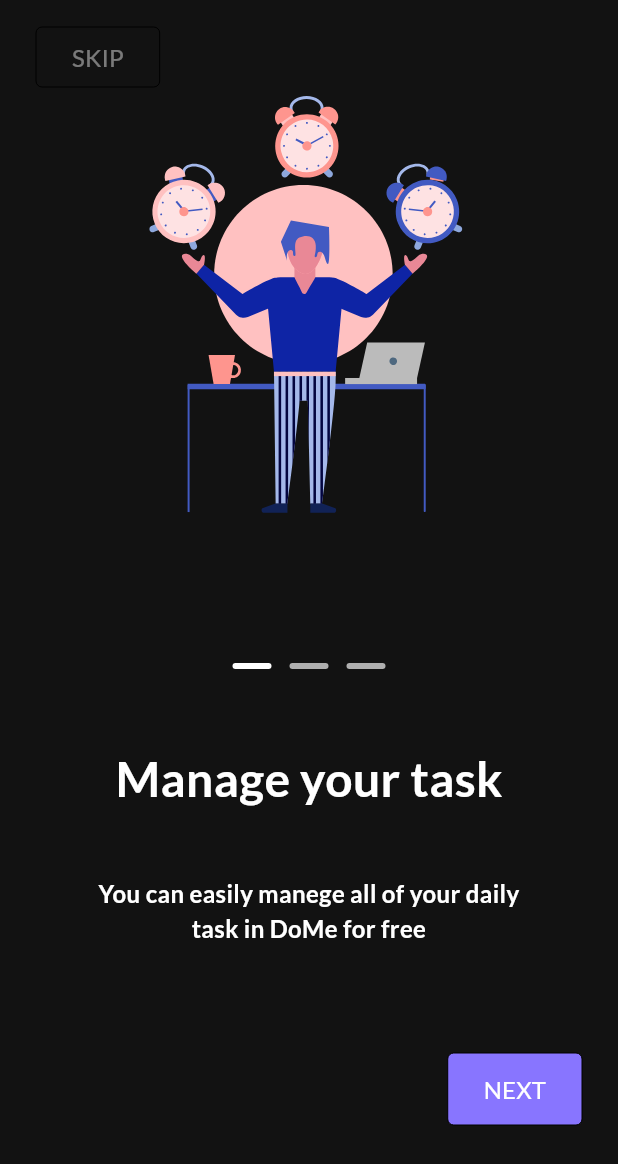
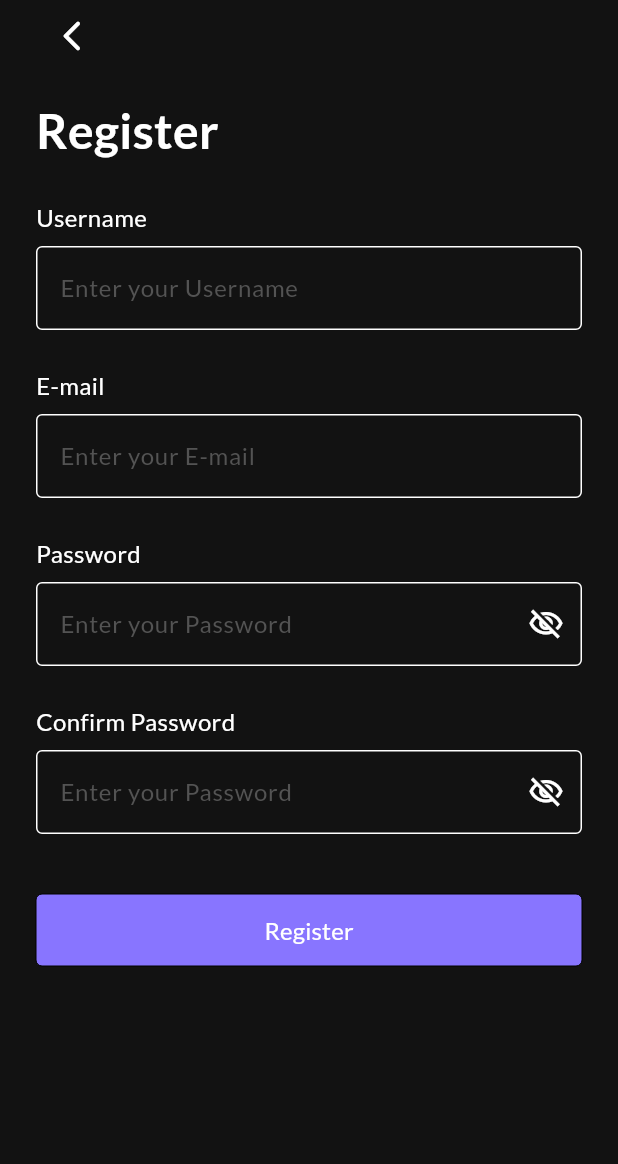
Before and after one commit to alyssontrugilio/upTodo, a Flutter app: the screen it shows after launch, on a phone screen of 412 x 824 dp. Shown: the top 1164 px of the screen. Run offline on Flutter 3.47's test engine with Material 3 defaults, Android fonts, the phone set to English and light mode, and no system bars; our stand-ins replace flutter_svg, go_router, google_fonts.

Commit message:
feat: created signUp page

```diff
--- a/analysis_options.yaml
+++ b/analysis_options.yaml
@@ -27,5 +27,6 @@ analyzer:
     strict-raw-types: true
   errors:
     camel_case_types: error
+    deprecated_member_use: ignore
     prefer_const_constructors: error
     unnecessary_statements: error
--- /dev/null
+++ b/lib/core/app_env.dart
@@ -0,0 +1,5 @@
+class AppEnv {
+  const AppEnv._();
+  static const apiEndpoint = String.fromEnvironment('API_ENDPOINT');
+  static const apiKey = String.fromEnvironment('API_KEY');
+}
--- a/lib/core/app_route.dart
+++ b/lib/core/app_route.dart
@@ -1,5 +1,4 @@
 import 'package:go_router/go_router.dart';
-import 'package:todo_list_app/presentation/pages/start_screen.dart';
 
 import '../presentation/presentation.dart';
 
@@ -8,10 +7,12 @@ class AppRoute {
   static String onboardingFirst = '/onboarding_first';
   static String onboardingSecond = '/onboarding_second';
   static String onboardingThird = '/onboarding_third';
+
   static String startScreen = '/start_screen';
+  static String signUp = '/sign-up';
 
   static GoRouter goRouter = GoRouter(
-    initialLocation: AppRoute.onboardingFirst,
+    initialLocation: AppRoute.signUp,
     routes: [
       GoRoute(
         path: AppRoute.splash,
@@ -33,6 +34,10 @@ class AppRoute {
         path: AppRoute.startScreen,
         builder: (context, state) => const StartScreenPage(),
       ),
+      GoRoute(
+        path: AppRoute.signUp,
+        builder: (context, state) => const SignUpPage(),
+      ),
     ],
   );
 }
--- a/lib/core/core.dart
+++ b/lib/core/core.dart
@@ -1,3 +1,4 @@
+export 'app_env.dart';
 export 'app_image.dart';
 export 'app_route.dart';
 export 'app_widget.dart';
--- a/lib/presentation/pages/pages.dart
+++ b/lib/presentation/pages/pages.dart
@@ -1,2 +1,4 @@
 export 'onboarding/onboarding.dart';
+export 'sign_up_page.dart';
 export 'splash_page/splash_page.dart';
+export 'start_screen.dart';
--- /dev/null
+++ b/lib/presentation/pages/sign_up_page.dart
@@ -0,0 +1,148 @@
+import 'package:flutter/material.dart';
+import 'package:go_router/go_router.dart';
+import 'package:google_fonts/google_fonts.dart';
+import '../../core/core.dart';
+import '../widgets/widgets.dart';
+
+class SignUpPage extends StatefulWidget {
+  const SignUpPage({super.key});
+
+  @override
+  State<SignUpPage> createState() => _SignUpPageState();
+}
+
+class _SignUpPageState extends State<SignUpPage> {
+  bool viewPassword = true;
+  bool viewConfirmPassword = true;
+  bool displayPassword() {
+    setState(() {
+      viewPassword = !viewPassword;
+    });
+    return viewPassword;
+  }
+
+  bool displayConrfirmPassword() {
+    setState(() {
+      viewConfirmPassword = !viewConfirmPassword;
+    });
+    return viewConfirmPassword;
+  }
+
+  @override
+  Widget build(BuildContext context) {
+    return Scaffold(
+      backgroundColor: const Color(0xff121212),
+      body: SafeArea(
+        bottom: false,
+        left: false,
+        right: false,
+        child: Padding(
+          padding: const EdgeInsets.symmetric(horizontal: 24),
+          child: Column(
+            crossAxisAlignment: CrossAxisAlignment.stretch,
+            children: [
+              Row(
+                children: [
+                  IconButton(
+                    onPressed: () => context.go(AppRoute.onboardingThird),
+                    icon: const Icon(
+                      Icons.arrow_back_ios_new_rounded,
+                      color: Colors.white,
+                      size: 24,
+                    ),
+                  ),
+                ],
+              ),
+              Padding(
+                padding: const EdgeInsets.only(
+                  top: 16,
+                  bottom: 23,
+                ),
+                child: Text(
+                  'Register',
+                  style: GoogleFonts.lato(
+                    fontSize: 32,
+                    fontWeight: FontWeight.bold,
+                    color: Colors.white,
+                  ),
+                ),
+              ),
+              Text(
+                'Username',
+                style: GoogleFonts.lato(
+                  fontSize: 16,
+                  color: Colors.white,
+                ),
+              ),
+              const SizedBox(height: 8),
+              InputTextFormFieldWidget(
+                hintText: 'Enter your Username',
+                onChanged: (value) {},
+              ),
+              const SizedBox(height: 25),
+              Text(
+                'E-mail',
+                style: GoogleFonts.lato(
+                  fontSize: 16,
+                  color: Colors.white,
+                ),
+              ),
+              const SizedBox(height: 8),
+              InputTextFormFieldWidget(
+                hintText: 'Enter your E-mail',
+                onChanged: (value) {},
+              ),
+              const SizedBox(height: 25),
+              Text(
+                'Password',
+                style: GoogleFonts.lato(
+                  fontSize: 16,
+                  color: Colors.white,
+                ),
+              ),
+              const SizedBox(height: 8),
+              InputTextFormFieldWidget(
+                suffixIcon: IconButton(
+                  onPressed: displayPassword,
+                  icon: viewPassword
+                      ? const Icon(Icons.visibility_off_outlined)
+                      : const Icon(Icons.remove_red_eye_outlined),
+                ),
+                obscureText: viewPassword,
+                hintText: 'Enter your Password',
+                onChanged: (value) {},
+              ),
+              const SizedBox(height: 25),
+              Text(
+                'Confirm Password',
+                style: GoogleFonts.lato(
+                  fontSize: 16,
+                  color: Colors.white,
+                ),
+              ),
+              const SizedBox(height: 8),
+              InputTextFormFieldWidget(
+                suffixIcon: IconButton(
+                  onPressed: displayConrfirmPassword,
+                  icon: viewConfirmPassword
+                      ? const Icon(Icons.visibility_off_outlined)
+                      : const Icon(Icons.remove_red_eye_outlined),
+                ),
+                obscureText: viewConfirmPassword,
+                hintText: 'Enter your Password',
+              ),
+              const SizedBox(height: 40),
+              SizedBox(
+                height: 48,
+                child: PrimaryButtonWidget(
+                  title: 'Register',
+                  onPressed: () {},
+                ),
+              )
+            ],
+          ),
+        ),
+      ),
+    );
+  }
+}
--- a/lib/presentation/pages/start_screen.dart
+++ b/lib/presentation/pages/start_screen.dart
@@ -1,6 +1,8 @@
 import 'package:flutter/material.dart';
+import 'package:go_router/go_router.dart';
 import 'package:google_fonts/google_fonts.dart';
 
+import '../../core/core.dart';
 import '../widgets/widgets.dart';
 
 class StartScreenPage extends StatelessWidget {
@@ -26,7 +28,7 @@ class StartScreenPage extends StatelessWidget {
               Row(
                 children: [
                   IconButton(
-                    onPressed: () {},
+                    onPressed: () => context.go(AppRoute.onboardingThird),
                     icon: const Icon(
                       Icons.arrow_back_ios_new_rounded,
                       color: Colors.white,
@@ -98,7 +100,7 @@ class StartScreenPage extends StatelessWidget {
                           fontSize: 16,
                         ),
                       ),
-                      onPressed: () {},
+                      onPressed: () => context.go(AppRoute.signUp),
                     ),
                   ),
                 ],
--- /dev/null
+++ b/lib/presentation/widgets/input_text_form_field_widget.dart
@@ -0,0 +1,40 @@
+import 'package:flutter/material.dart';
+import 'package:google_fonts/google_fonts.dart';
+
+class InputTextFormFieldWidget extends StatelessWidget {
+  final void Function(String value)? onChanged;
+  final String hintText;
+  final bool obscureText;
+  final Widget? suffixIcon;
+  const InputTextFormFieldWidget({
+    required this.hintText,
+    super.key,
+    this.onChanged,
+    this.obscureText = false,
+    this.suffixIcon,
+  });
+
+  @override
+  Widget build(BuildContext context) {
+    return TextFormField(
+      onChanged: onChanged,
+      style: GoogleFonts.lato(
+        color: Colors.white,
+      ),
+      obscureText: obscureText,
+      decoration: InputDecoration(
+        suffixIcon: suffixIcon,
+        fillColor: const Color(0xff1D1D1D),
+        border: const OutlineInputBorder(
+          borderSide: BorderSide(
+            color: Color(0xff979797),
+          ),
+        ),
+        hintText: hintText,
+        hintStyle: GoogleFonts.lato(
+          color: const Color(0xff535353),
+        ),
+      ),
+    );
+  }
+}
--- a/lib/presentation/widgets/widgets.dart
+++ b/lib/presentation/widgets/widgets.dart
@@ -1,2 +1,3 @@
+export 'input_text_form_field_widget.dart';
 export 'primary_button_widget.dart';
 export 'secondary_button_widget.dart';
--- a/pubspec.yaml
+++ b/pubspec.yaml
@@ -35,13 +35,17 @@ dependencies:
   # Use with the CupertinoIcons class for iOS style icons.
   cupertino_icons: ^1.0.8
   go_router: ^14.6.2
-  very_good_analysis: ^7.0.0
   google_fonts: ^6.2.1
   flutter_svg: ^2.0.16
+  supabase_flutter: ^2.8.2
+  flutter_bloc: ^8.1.6
 
 dev_dependencies:
   flutter_test:
     sdk: flutter
+  very_good_analysis: ^7.0.0
+  build_runner: ^2.4.14
+  freezed: ^2.5.7
 
   # The "flutter_lints" package below contains a set of recommended lints to
   # encourage good coding practices. The lint set provided by the package is
```
Also changed, not shown: lib/main.dart (+13 -2 lines), lib/presentation/splash_page.dart (added, +36 -0 lines), pubspec.lock, 7 other files.
